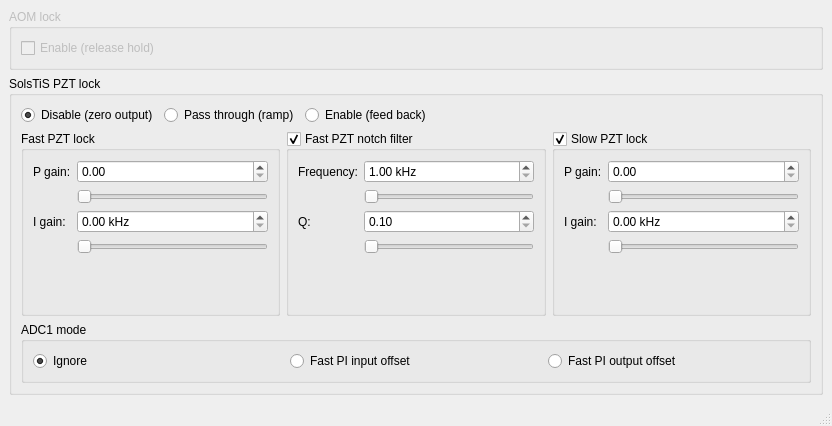
Above: l674_lock_ui/app.ui from OxfordIonTrapGroup/stabilizer-ui before the change. Below: the same form after it.
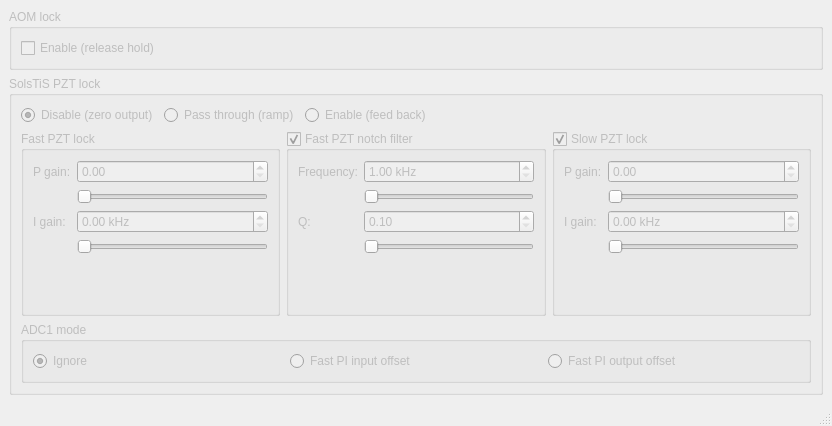
That is the form after the change.

Patch:
```diff
--- a/l674_lock_ui/app.ui
+++ b/l674_lock_ui/app.ui
@@ -59,7 +59,7 @@
     <item>
      <widget class="QGroupBox" name="pztLockGroup">
       <property name="enabled">
-       <bool>true</bool>
+       <bool>false</bool>
       </property>
       <property name="sizePolicy">
        <sizepolicy hsizetype="Preferred" vsizetype="Preferred">
```
